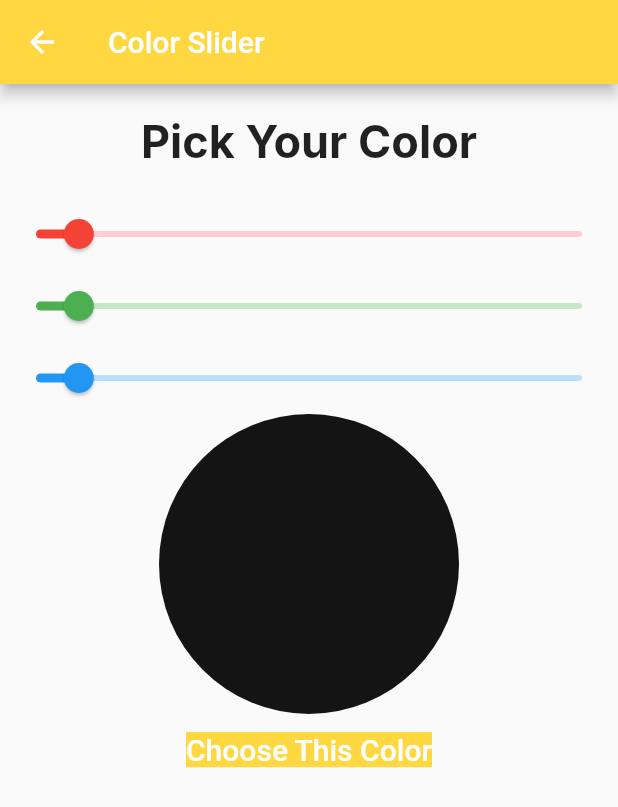
After one commit to MoAfiq/Color-Shades---Flutter-App, a Flutter app: the screen it shows after launch, after a tap on the "color lens" icon, on a phone screen of 412 x 824 dp. The commit adds this screen. Shown: the top 807 px of the screen. Run offline on Flutter 3.47's test engine with Material 2 defaults, Android fonts, the phone set to English and light mode, and no system bars; missing offline and left inert: dart:ffi; Roboto replaces fonts that are missing (Inter).

Commit message:
Picking Color feature

```diff
--- /dev/null
+++ b/lib/ColorSlider.dart
@@ -0,0 +1,128 @@
+import 'package:flutter/material.dart';
+
+class ColorSlider extends StatefulWidget {
+  const ColorSlider({Key? key, required this.width}) : super(key: key);
+
+  //Creating slider width and assigning color
+  final double width;
+
+  @override
+  State<StatefulWidget> createState() => _ColorSlider();
+}
+
+class _ColorSlider extends State<ColorSlider>{
+  double _currentREDValue = 20;
+  double _currentGREENValue = 20;
+  double _currentBLUEValue = 20;
+
+
+  @override
+  Widget build(BuildContext context) {
+    return Scaffold(
+      appBar: AppBar(
+        title: Text('Color Slider'),
+        backgroundColor: Colors.amberAccent,
+      ),
+      body: Material(
+        child: Column(
+          children: [
+             Container(
+               padding: EdgeInsets.all(20),
+               child: Text(
+                  'Pick Your Color',
+                style: TextStyle(
+                  fontSize: 30,
+                  fontWeight: FontWeight.bold,
+                  fontFamily: 'Inter',
+                ),
+            ),
+             ),
+            Slider(
+              thumbColor: Colors.red,
+              activeColor: Colors.red,
+              inactiveColor: Colors.red[100],
+              value: _currentREDValue,
+              max: 255,
+              label: _currentREDValue.round().toString(),
+              onChanged: (double value) {
+                setState(() {
+                  _currentREDValue = value;
+                });
+              },
+            ),
+            Slider(
+              thumbColor: Colors.green,
+              activeColor: Colors.green,
+              inactiveColor: Colors.green[100],
+              value: _currentGREENValue,
+              max: 255,
+              label: _currentGREENValue.round().toString(),
+              onChanged: (double value) {
+                setState(() {
+                  _currentGREENValue = value;
+                });
+              },
+            ),
+            Slider(
+              thumbColor: Colors.blue,
+              activeColor: Colors.blue,
+              inactiveColor: Colors.blue[100],
+              value: _currentBLUEValue,
+              max: 255,
+              label: _currentBLUEValue.round().toString(),
+              onChanged: (double value) {
+                setState(() {
+                  _currentBLUEValue = value;
+                });
+              },
+            ),
+            Container(
+              width: 200.0,
+              height: 200.0,
+              decoration: new BoxDecoration(
+                color: Color.fromRGBO(_currentREDValue.round().toInt(), _currentGREENValue.round().toInt(), _currentBLUEValue.round().toInt(), 1),
+                shape: BoxShape.circle,
+              ),),
+
+          TextButton(
+            style: TextButton.styleFrom(
+              primary: Colors.blue,
+            ),
+            onPressed: () {
+              Navigator.pop(context);
+              showDialog<String>(
+                  context: context,
+                  builder: (BuildContext context) => AlertDialog(
+                      title: const Text('You have picked this color:'),
+                      content: Container(
+                          width: 100.0,
+                          height: 100.0,
+                          decoration: new BoxDecoration(
+                            color: Color.fromRGBO(_currentREDValue.round().toInt(), _currentGREENValue.round().toInt(), _currentBLUEValue.round().toInt(), 1),
+                            shape: BoxShape.circle,
+                      ),
+                      ),
+                      actions: <Widget>[
+                      TextButton(
+                      onPressed: () => Navigator.pop(context, 'OK'),
+                      child: const Text('OK'),
+                      ),
+                      ]
+              )
+              );
+            },
+            child: Text(
+                'Choose This Color',
+              style: TextStyle(
+                fontSize: 20,
+                color: Colors.white,
+                backgroundColor: Colors.amberAccent,
+              ),
+            ),
+          ),
+          ],
+        ),
+      ),
+    );
+  }
+}
--- a/lib/home_page.dart
+++ b/lib/home_page.dart
@@ -9,7 +9,15 @@ class MyHomePage extends StatelessWidget {
       BuildContext context,
       MaterialAccentColor color
       ) {
-    Navigator.pushNamed(context, './shades', arguments: color);
+    Navigator.pushNamed(context, '/shades', arguments: color);
+  }
+
+  //Navigation to the Color Slider
+  void navigateToColorSlider(
+      BuildContext context,
+      MaterialAccentColor color
+      ) {
+    Navigator.pushNamed(context, '/ColorSlider', arguments: color);
   }
 
   // void navigateToShadesPage(BuildContext context, MaterialAccentColor color) {
@@ -26,21 +34,29 @@ class MyHomePage extends StatelessWidget {
       appBar: AppBar(title: Text(
           'Colors'),
       ),
-      body: ListView.builder(
+      body: Center(
+        child: ListView.builder(
           itemCount: Colors.accents.length,
           itemBuilder: (BuildContext context, int index)
             {
               return GestureDetector(
                   onTap: () {
-                  navigateToShadesPage(context, Colors.accents.elementAt(index));
+                    navigateToShadesPageStatic(context, Colors.accents.elementAt(index));
               },
                 child: ListItem(
                   color: Colors.accents.elementAt(index),
                 ),
               );
-            return ListItem(color: Colors.accents.elementAt(index));
             },
         ),
+      ),
+        floatingActionButton: FloatingActionButton(
+          onPressed: () {
+            navigateToColorSlider(context, Colors.amberAccent);
+
+          },backgroundColor: Colors.redAccent,
+          child: const Icon(Icons.color_lens),
+        )
     );
   }
 }
--- a/lib/main.dart
+++ b/lib/main.dart
@@ -1,9 +1,9 @@
-import 'package:day7/shades_page.dart';
+import 'dart:ffi';
+
 import 'package:day7/shades_with_params.dart';
 import 'package:flutter/material.dart';
 import 'home_page.dart';
-
-const accents = [100, 20, 400, 700];
+import 'ColorSlider.dart';
 
 void main() {
   runApp(const MyApp());
@@ -22,6 +22,7 @@ class MyApp extends StatelessWidget {
       home: const MyHomePage(title: 'Colors'),
       routes: {
         '/shades': (context) => ShadesWithParams(),
+        '/ColorSlider': (context) => ColorSlider(width: 10,),
       },
     );
   }
```
Also changed, not shown: lib/ColorSlider_withParams.dart (added, +16 -0 lines), 1 other file. Lines whose indentation alone changed are shown as unchanged.
